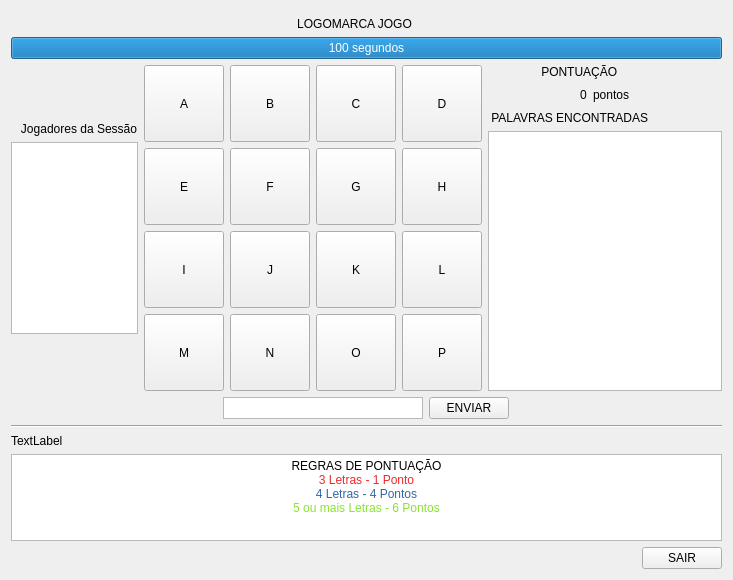
Above: src/screens/telaJogo.ui from franciscotis/BoggleGAME before the change. Below: the same form after it.
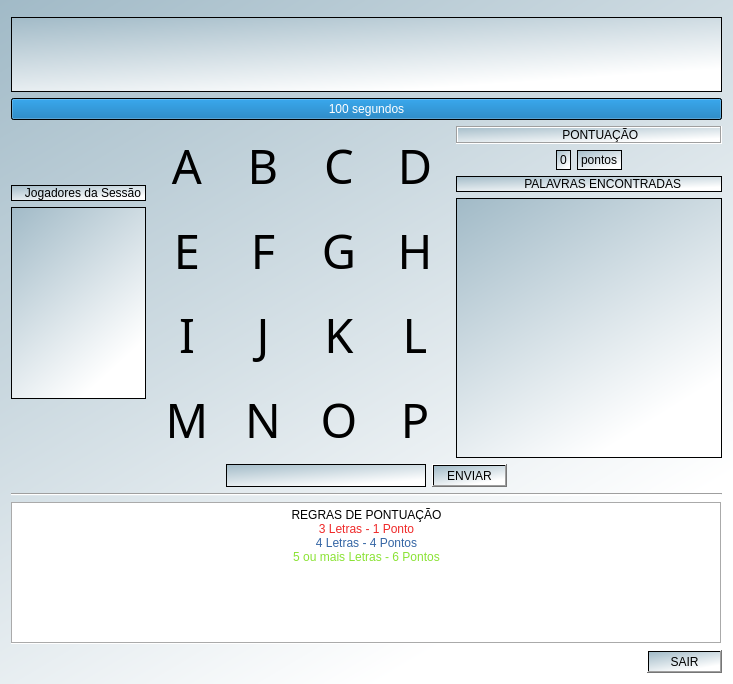
That is the form after the change. Icons and pictures are not drawn.

Commit message:
Tela Jogador Finalizado yay
* Criar Servidor
* Criar Tela para criação de Sessões
* Leitura de arquivo .dic

```diff
--- a/src/screens/telaJogo.ui
+++ b/src/screens/telaJogo.ui
@@ -7,7 +7,7 @@
     <x>0</x>
     <y>0</y>
     <width>733</width>
-    <height>580</height>
+    <height>684</height>
    </rect>
   </property>
   <property name="sizePolicy">
@@ -19,6 +19,9 @@
   <property name="windowTitle">
    <string>Form</string>
   </property>
+  <property name="styleSheet">
+   <string notr="true">background-color: qlineargradient(spread:pad, x1:0, y1:0, x2:0.603, y2:0.943182, stop:0 rgba(161, 186, 199, 255), stop:1 rgba(255, 255, 255, 255));</string>
+  </property>
   <layout class="QVBoxLayout" name="verticalLayout">
    <item>
     <widget class="Line" name="line">
@@ -29,11 +32,45 @@
    </item>
    <item>
     <widget class="QLabel" name="label">
+     <property name="sizePolicy">
+      <sizepolicy hsizetype="MinimumExpanding" vsizetype="MinimumExpanding">
+       <horstretch>0</horstretch>
+       <verstretch>0</verstretch>
+      </sizepolicy>
+     </property>
+     <property name="minimumSize">
+      <size>
+       <width>600</width>
+       <height>75</height>
+      </size>
+     </property>
+     <property name="autoFillBackground">
+      <bool>false</bool>
+     </property>
+     <property name="styleSheet">
+      <string notr="true">image: url(:/newPrefix/img/BoggleIcon.png);</string>
+     </property>
+     <property name="frameShape">
+      <enum>QFrame::Panel</enum>
+     </property>
      <property name="text">
-      <string>                                                                                      LOGOMARCA JOGO</string>
+      <string/>
      </property>
     </widget>
    </item>
+   <item>
+    <spacer name="verticalSpacer_4">
+     <property name="orientation">
+      <enum>Qt::Vertical</enum>
+     </property>
+     <property name="sizeHint" stdset="0">
+      <size>
+       <width>20</width>
+       <height>40</height>
+      </size>
+     </property>
+    </spacer>
+   </item>
    <item>
     <layout class="QHBoxLayout" name="horizontalLayout">
      <item>
@@ -70,6 +107,9 @@
        </item>
        <item>
         <widget class="QLabel" name="JogadoresSessao">
+         <property name="frameShape">
+          <enum>QFrame::Box</enum>
+         </property>
          <property name="text">
           <string>   Jogadores da Sessão</string>
          </property>
@@ -111,209 +151,682 @@
        <item row="0" column="0">
         <widget class="QPushButton" name="letra1">
          <property name="sizePolicy">
-          <sizepolicy hsizetype="Expanding" vsizetype="Expanding">
+          <sizepolicy hsizetype="MinimumExpanding" vsizetype="MinimumExpanding">
            <horstretch>0</horstretch>
            <verstretch>0</verstretch>
           </sizepolicy>
          </property>
+         <property name="minimumSize">
+          <size>
+           <width>70</width>
+           <height>0</height>
+          </size>
+         </property>
+         <property name="font">
+          <font>
+           <family>Kozuka Gothic Pr6N EL</family>
+           <pointsize>35</pointsize>
+           <weight>50</weight>
+           <italic>false</italic>
+           <bold>false</bold>
+           <strikeout>false</strikeout>
+           <kerning>false</kerning>
+          </font>
+         </property>
+         <property name="cursor">
+          <cursorShape>PointingHandCursor</cursorShape>
+         </property>
+         <property name="styleSheet">
+          <string notr="true"/>
+         </property>
          <property name="text">
           <string>A</string>
          </property>
+         <property name="autoDefault">
+          <bool>false</bool>
+         </property>
+         <property name="default">
+          <bool>false</bool>
+         </property>
+         <property name="flat">
+          <bool>true</bool>
+         </property>
         </widget>
        </item>
        <item row="1" column="2">
         <widget class="QPushButton" name="letra7">
          <property name="sizePolicy">
-          <sizepolicy hsizetype="Expanding" vsizetype="Expanding">
+          <sizepolicy hsizetype="MinimumExpanding" vsizetype="MinimumExpanding">
            <horstretch>0</horstretch>
            <verstretch>0</verstretch>
           </sizepolicy>
          </property>
+         <property name="minimumSize">
+          <size>
+           <width>70</width>
+           <height>0</height>
+          </size>
+         </property>
+         <property name="font">
+          <font>
+           <family>Kozuka Gothic Pr6N EL</family>
+           <pointsize>35</pointsize>
+           <weight>50</weight>
+           <italic>false</italic>
+           <bold>false</bold>
+           <strikeout>false</strikeout>
+           <kerning>false</kerning>
+          </font>
+         </property>
+         <property name="cursor">
+          <cursorShape>PointingHandCursor</cursorShape>
+         </property>
          <property name="text">
           <string>G</string>
          </property>
+         <property name="autoDefault">
+          <bool>false</bool>
+         </property>
+         <property name="default">
+          <bool>false</bool>
+         </property>
+         <property name="flat">
+          <bool>true</bool>
+         </property>
         </widget>
        </item>
        <item row="1" column="3">
         <widget class="QPushButton" name="letra8">
          <property name="sizePolicy">
-          <sizepolicy hsizetype="Expanding" vsizetype="Expanding">
+          <sizepolicy hsizetype="MinimumExpanding" vsizetype="MinimumExpanding">
            <horstretch>0</horstretch>
            <verstretch>0</verstretch>
           </sizepolicy>
          </property>
+         <property name="minimumSize">
+          <size>
+           <width>70</width>
+           <height>0</height>
+          </size>
+         </property>
+         <property name="font">
+          <font>
+           <family>Kozuka Gothic Pr6N EL</family>
+           <pointsize>35</pointsize>
+           <weight>50</weight>
+           <italic>false</italic>
+           <bold>false</bold>
+           <strikeout>false</strikeout>
+           <kerning>false</kerning>
+          </font>
+         </property>
+         <property name="cursor">
+          <cursorShape>PointingHandCursor</cursorShape>
+         </property>
          <property name="text">
           <string>H</string>
          </property>
+         <property name="autoDefault">
+          <bool>false</bool>
+         </property>
+         <property name="default">
+          <bool>false</bool>
+         </property>
+         <property name="flat">
+          <bool>true</bool>
+         </property>
         </widget>
        </item>
        <item row="2" column="0">
         <widget class="QPushButton" name="letra9">
          <property name="sizePolicy">
-          <sizepolicy hsizetype="Expanding" vsizetype="Expanding">
+          <sizepolicy hsizetype="MinimumExpanding" vsizetype="MinimumExpanding">
            <horstretch>0</horstretch>
            <verstretch>0</verstretch>
           </sizepolicy>
          </property>
+         <property name="minimumSize">
+          <size>
+           <width>70</width>
+           <height>0</height>
+          </size>
+         </property>
+         <property name="font">
+          <font>
+           <family>Kozuka Gothic Pr6N EL</family>
+           <pointsize>35</pointsize>
+           <weight>50</weight>
+           <italic>false</italic>
+           <bold>false</bold>
+           <strikeout>false</strikeout>
+           <kerning>false</kerning>
+          </font>
+         </property>
+         <property name="cursor">
+          <cursorShape>PointingHandCursor</cursorShape>
+         </property>
          <property name="text">
           <string>I</string>
          </property>
+         <property name="autoDefault">
+          <bool>false</bool>
+         </property>
+         <property name="default">
+          <bool>false</bool>
+         </property>
+         <property name="flat">
+          <bool>true</bool>
+         </property>
         </widget>
        </item>
        <item row="2" column="2">
         <widget class="QPushButton" name="letra11">
          <property name="sizePolicy">
-          <sizepolicy hsizetype="Expanding" vsizetype="Expanding">
+          <sizepolicy hsizetype="MinimumExpanding" vsizetype="MinimumExpanding">
            <horstretch>0</horstretch>
            <verstretch>0</verstretch>
           </sizepolicy>
          </property>
+         <property name="minimumSize">
+          <size>
+           <width>70</width>
+           <height>0</height>
+          </size>
+         </property>
+         <property name="font">
+          <font>
+           <family>Kozuka Gothic Pr6N EL</family>
+           <pointsize>35</pointsize>
+           <weight>50</weight>
+           <italic>false</italic>
+           <bold>false</bold>
+           <strikeout>false</strikeout>
+           <kerning>false</kerning>
+          </font>
+         </property>
+         <property name="cursor">
+          <cursorShape>PointingHandCursor</cursorShape>
+         </property>
          <property name="text">
           <string>K</string>
          </property>
+         <property name="autoDefault">
+          <bool>false</bool>
+         </property>
+         <property name="default">
+          <bool>false</bool>
+         </property>
+         <property name="flat">
+          <bool>true</bool>
+         </property>
         </widget>
        </item>
        <item row="2" column="3">
         <widget class="QPushButton" name="letra12">
          <property name="sizePolicy">
-          <sizepolicy hsizetype="Expanding" vsizetype="Expanding">
+          <sizepolicy hsizetype="MinimumExpanding" vsizetype="MinimumExpanding">
            <horstretch>0</horstretch>
            <verstretch>0</verstretch>
           </sizepolicy>
          </property>
+         <property name="minimumSize">
+          <size>
+           <width>70</width>
+           <height>0</height>
+          </size>
+         </property>
+         <property name="font">
+          <font>
+           <family>Kozuka Gothic Pr6N EL</family>
+           <pointsize>35</pointsize>
+           <weight>50</weight>
+           <italic>false</italic>
+           <bold>false</bold>
+           <strikeout>false</strikeout>
+           <kerning>false</kerning>
+          </font>
+         </property>
+         <property name="cursor">
+          <cursorShape>PointingHandCursor</cursorShape>
+         </property>
          <property name="text">
           <string>L</string>
          </property>
+         <property name="autoDefault">
+          <bool>false</bool>
+         </property>
+         <property name="default">
+          <bool>false</bool>
+         </property>
+         <property name="flat">
+          <bool>true</bool>
+         </property>
         </widget>
        </item>
        <item row="3" column="0">
         <widget class="QPushButton" name="letra13">
          <property name="sizePolicy">
-          <sizepolicy hsizetype="Expanding" vsizetype="Expanding">
+          <sizepolicy hsizetype="MinimumExpanding" vsizetype="MinimumExpanding">
            <horstretch>0</horstretch>
            <verstretch>0</verstretch>
           </sizepolicy>
          </property>
+         <property name="minimumSize">
+          <size>
+           <width>70</width>
+           <height>0</height>
+          </size>
+         </property>
+         <property name="font">
+          <font>
+           <family>Kozuka Gothic Pr6N EL</family>
+           <pointsize>35</pointsize>
+           <weight>50</weight>
+           <italic>false</italic>
+           <bold>false</bold>
+           <strikeout>false</strikeout>
+           <kerning>false</kerning>
+          </font>
+         </property>
+         <property name="cursor">
+          <cursorShape>PointingHandCursor</cursorShape>
+         </property>
          <property name="text">
           <string>M</string>
          </property>
+         <property name="autoDefault">
+          <bool>false</bool>
+         </property>
+         <property name="default">
+          <bool>false</bool>
+         </property>
+         <property name="flat">
+          <bool>true</bool>
+         </property>
         </widget>
        </item>
        <item row="3" column="1">
         <widget class="QPushButton" name="letra14">
          <property name="sizePolicy">
-          <sizepolicy hsizetype="Expanding" vsizetype="Expanding">
+          <sizepolicy hsizetype="MinimumExpanding" vsizetype="MinimumExpanding">
            <horstretch>0</horstretch>
            <verstretch>0</verstretch>
           </sizepolicy>
          </property>
+         <property name="minimumSize">
+          <size>
+           <width>70</width>
+           <height>0</height>
+          </size>
+         </property>
+         <property name="font">
+          <font>
+           <family>Kozuka Gothic Pr6N EL</family>
+           <pointsize>35</pointsize>
+           <weight>50</weight>
+           <italic>false</italic>
+           <bold>false</bold>
+           <strikeout>false</strikeout>
+           <kerning>false</kerning>
+          </font>
+         </property>
+         <property name="cursor">
+          <cursorShape>PointingHandCursor</cursorShape>
+         </property>
          <property name="text">
           <string>N</string>
          </property>
+         <property name="autoDefault">
+          <bool>false</bool>
+         </property>
+         <property name="default">
+          <bool>false</bool>
+         </property>
+         <property name="flat">
+          <bool>true</bool>
+         </property>
         </widget>
        </item>
        <item row="3" column="2">
         <widget class="QPushButton" name="letra15">
          <property name="sizePolicy">
-          <sizepolicy hsizetype="Expanding" vsizetype="Expanding">
+          <sizepolicy hsizetype="MinimumExpanding" vsizetype="MinimumExpanding">
            <horstretch>0</horstretch>
            <verstretch>0</verstretch>
           </sizepolicy>
          </property>
+         <property name="minimumSize">
+          <size>
+           <width>70</width>
+           <height>0</height>
+          </size>
+         </property>
+         <property name="font">
+          <font>
+           <family>Kozuka Gothic Pr6N EL</family>
+           <pointsize>35</pointsize>
+           <weight>50</weight>
+           <italic>false</italic>
+           <bold>false</bold>
+           <strikeout>false</strikeout>
+           <kerning>false</kerning>
+          </font>
+         </property>
+         <property name="cursor">
+          <cursorShape>PointingHandCursor</cursorShape>
+         </property>
          <property name="text">
           <string>O</string>
          </property>
+         <property name="autoDefault">
+          <bool>false</bool>
+         </property>
+         <property name="default">
+          <bool>false</bool>
+         </property>
+         <property name="flat">
+          <bool>true</bool>
+         </property>
         </widget>
        </item>
        <item row="0" column="1">
         <widget class="QPushButton" name="letra2">
          <property name="sizePolicy">
-          <sizepolicy hsizetype="Expanding" vsizetype="Expanding">
+          <sizepolicy hsizetype="MinimumExpanding" vsizetype="MinimumExpanding">
            <horstretch>0</horstretch>
            <verstretch>0</verstretch>
           </sizepolicy>
          </property>
+         <property name="minimumSize">
+          <size>
+           <width>70</width>
+           <height>0</height>
+          </size>
+         </property>
+         <property name="font">
+          <font>
+           <family>Kozuka Gothic Pr6N EL</family>
+           <pointsize>35</pointsize>
+           <weight>50</weight>
+           <italic>false</italic>
+           <bold>false</bold>
+           <strikeout>false</strikeout>
+           <kerning>false</kerning>
+          </font>
+         </property>
+         <property name="cursor">
+          <cursorShape>PointingHandCursor</cursorShape>
+         </property>
          <property name="text">
           <string>B</string>
          </property>
+         <property name="autoDefault">
+          <bool>false</bool>
+         </property>
+         <property name="default">
+          <bool>false</bool>
+         </property>
+         <property name="flat">
+          <bool>true</bool>
+         </property>
         </widget>
        </item>
        <item row="0" column="2">
         <widget class="QPushButton" name="letra3">
          <property name="sizePolicy">
-          <sizepolicy hsizetype="Expanding" vsizetype="Expanding">
+          <sizepolicy hsizetype="MinimumExpanding" vsizetype="MinimumExpanding">
            <horstretch>0</horstretch>
            <verstretch>0</verstretch>
           </sizepolicy>
          </property>
+         <property name="minimumSize">
+          <size>
+           <width>70</width>
+           <height>0</height>
+          </size>
+         </property>
+         <property name="font">
+          <font>
+           <family>Kozuka Gothic Pr6N EL</family>
+           <pointsize>35</pointsize>
+           <weight>50</weight>
+           <italic>false</italic>
+           <bold>false</bold>
+           <strikeout>false</strikeout>
+           <kerning>false</kerning>
+          </font>
+         </property>
+         <property name="cursor">
+          <cursorShape>PointingHandCursor</cursorShape>
+         </property>
          <property name="text">
           <string>C</string>
          </property>
+         <property name="autoDefault">
+          <bool>false</bool>
+         </property>
+         <property name="default">
+          <bool>false</bool>
+         </property>
+         <property name="flat">
+          <bool>true</bool>
+         </property>
         </widget>
        </item>
        <item row="0" column="3">
         <widget class="QPushButton" name="letra4">
+         <property name="enabled">
+          <bool>true</bool>
+         </property>
          <property name="sizePolicy">
-          <sizepolicy hsizetype="Expanding" vsizetype="Expanding">
+          <sizepolicy hsizetype="MinimumExpanding" vsizetype="MinimumExpanding">
            <horstretch>0</horstretch>
            <verstretch>0</verstretch>
           </sizepolicy>
          </property>
+         <property name="minimumSize">
+          <size>
+           <width>70</width>
+           <height>0</height>
+          </size>
+         </property>
+         <property name="font">
+          <font>
+           <family>Kozuka Gothic Pr6N EL</family>
+           <pointsize>35</pointsize>
+           <weight>50</weight>
+           <italic>false</italic>
+           <bold>false</bold>
+           <strikeout>false</strikeout>
+           <kerning>false</kerning>
+          </font>
+         </property>
+         <property name="cursor">
+          <cursorShape>PointingHandCursor</cursorShape>
+         </property>
+         <property name="styleSheet">
+          <string notr="true"/>
+         </property>
          <property name="text">
           <string>D</string>
          </property>
+         <property name="autoDefault">
+          <bool>false</bool>
+         </property>
+         <property name="default">
+          <bool>false</bool>
+         </property>
+         <property name="flat">
+          <bool>true</bool>
+         </property>
         </widget>
        </item>
        <item row="1" column="0">
         <widget class="QPushButton" name="letra5">
          <property name="sizePolicy">
-          <sizepolicy hsizetype="Expanding" vsizetype="Expanding">
+          <sizepolicy hsizetype="MinimumExpanding" vsizetype="MinimumExpanding">
            <horstretch>0</horstretch>
            <verstretch>0</verstretch>
           </sizepolicy>
          </property>
+         <property name="minimumSize">
+          <size>
+           <width>70</width>
+           <height>0</height>
+          </size>
+         </property>
+         <property name="font">
+          <font>
+           <family>Kozuka Gothic Pr6N EL</family>
+           <pointsize>35</pointsize>
+           <weight>50</weight>
+           <italic>false</italic>
+           <bold>false</bold>
+           <strikeout>false</strikeout>
+           <kerning>false</kerning>
+          </font>
+         </property>
+         <property name="cursor">
+          <cursorShape>PointingHandCursor</cursorShape>
+         </property>
          <property name="text">
           <string>E</string>
          </property>
+         <property name="autoDefault">
+          <bool>false</bool>
+         </property>
+         <property name="default">
+          <bool>false</bool>
+         </property>
+         <property name="flat">
+          <bool>true</bool>
+         </property>
         </widget>
        </item>
        <item row="1" column="1">
         <widget class="QPushButton" name="letra6">
          <property name="sizePolicy">
-          <sizepolicy hsizetype="Expanding" vsizetype="Expanding">
+          <sizepolicy hsizetype="MinimumExpanding" vsizetype="MinimumExpanding">
            <horstretch>0</horstretch>
            <verstretch>0</verstretch>
           </sizepolicy>
          </property>
+         <property name="minimumSize">
+          <size>
+           <width>70</width>
+           <height>0</height>
+          </size>
+         </property>
+         <property name="font">
+          <font>
+           <family>Kozuka Gothic Pr6N EL</family>
+           <pointsize>35</pointsize>
+           <weight>50</weight>
+           <italic>false</italic>
+           <bold>false</bold>
+           <strikeout>false</strikeout>
+           <kerning>false</kerning>
+          </font>
+         </property>
+         <property name="cursor">
+          <cursorShape>PointingHandCursor</cursorShape>
+         </property>
          <property name="text">
           <string>F</string>
          </property>
+         <property name="autoDefault">
+          <bool>false</bool>
+         </property>
+         <property name="default">
+          <bool>false</bool>
+         </property>
+         <property name="flat">
+          <bool>true</bool>
+         </property>
         </widget>
        </item>
        <item row="2" column="1">
         <widget class="QPushButton" name="letra10">
          <property name="sizePolicy">
-          <sizepolicy hsizetype="Expanding" vsizetype="Expanding">
+          <sizepolicy hsizetype="MinimumExpanding" vsizetype="MinimumExpanding">
            <horstretch>0</horstretch>
            <verstretch>0</verstretch>
           </sizepolicy>
          </property>
+         <property name="minimumSize">
+          <size>
+           <width>70</width>
+           <height>0</height>
+          </size>
+         </property>
+         <property name="font">
+          <font>
+           <family>Kozuka Gothic Pr6N EL</family>
+           <pointsize>35</pointsize>
+           <weight>50</weight>
+           <italic>false</italic>
+           <bold>false</bold>
+           <strikeout>false</strikeout>
+           <kerning>false</kerning>
+          </font>
+         </property>
+         <property name="cursor">
+          <cursorShape>PointingHandCursor</cursorShape>
+         </property>
          <property name="text">
           <string>J</string>
          </property>
+         <property name="autoDefault">
+          <bool>false</bool>
+         </property>
+         <property name="default">
+          <bool>false</bool>
+         </property>
+         <property name="flat">
+          <bool>true</bool>
+         </property>
         </widget>
        </item>
        <item row="3" column="3">
         <widget class="QPushButton" name="letra16">
          <property name="sizePolicy">
-          <sizepolicy hsizetype="Expanding" vsizetype="Expanding">
+          <sizepolicy hsizetype="MinimumExpanding" vsizetype="MinimumExpanding">
            <horstretch>0</horstretch>
            <verstretch>0</verstretch>
           </sizepolicy>
          </property>
+         <property name="minimumSize">
+          <size>
+           <width>70</width>
+           <height>0</height>
+          </size>
+         </property>
+         <property name="font">
+          <font>
+           <family>Kozuka Gothic Pr6N EL</family>
+           <pointsize>35</pointsize>
+           <weight>50</weight>
+           <italic>false</italic>
+           <bold>false</bold>
+           <strikeout>false</strikeout>
+           <kerning>false</kerning>
+          </font>
+         </property>
+         <property name="cursor">
+          <cursorShape>PointingHandCursor</cursorShape>
+         </property>
          <property name="text">
           <string>P</string>
          </property>
+         <property name="autoDefault">
+          <bool>false</bool>
+         </property>
+         <property name="default">
+          <bool>false</bool>
+         </property>
+         <property name="flat">
+          <bool>true</bool>
+         </property>
         </widget>
        </item>
       </layout>
@@ -322,9 +835,30 @@
       <layout class="QVBoxLayout" name="verticalLayout_2">
        <item>
         <widget class="QLabel" name="Pontuacao">
+         <property name="frameShape">
+          <enum>QFrame::Box</enum>
+         </property>
+         <property name="frameShadow">
+          <enum>QFrame::Sunken</enum>
+         </property>
          <property name="text">
           <string>                PONTUAÇÃO</string>
          </property>
+         <property name="scaledContents">
+          <bool>false</bool>
+         </property>
+         <property name="wordWrap">
+          <bool>false</bool>
+         </property>
+         <property name="margin">
+          <number>0</number>
+         </property>
+         <property name="indent">
+          <number>51</number>
+         </property>
+         <property name="textInteractionFlags">
+          <set>Qt::NoTextInteraction</set>
+         </property>
         </widget>
        </item>
        <item>
@@ -344,6 +878,9 @@
          </item>
          <item>
           <widget class="QLabel" name="pontosEdit">
+           <property name="frameShape">
+            <enum>QFrame::Box</enum>
+           </property>
            <property name="text">
             <string>0</string>
            </property>
@@ -351,6 +888,9 @@
          </item>
          <item>
           <widget class="QLabel" name="points">
+           <property name="frameShape">
+            <enum>QFrame::Box</enum>
+           </property>
            <property name="text">
             <string>pontos</string>
            </property>
@@ -373,9 +913,15 @@
        </item>
        <item>
         <widget class="QLabel" name="label_3">
+         <property name="frameShape">
+          <enum>QFrame::Box</enum>
+         </property>
          <property name="text">
           <string> PALAVRAS ENCONTRADAS</string>
          </property>
+         <property name="indent">
+          <number>64</number>
+         </property>
         </widget>
        </item>
        <item>
@@ -503,18 +1049,23 @@
      </property>
     </widget>
    </item>
-   <item>
-    <widget class="QLabel" name="label_2">
-     <property name="text">
-      <string>TextLabel</string>
-     </property>
-    </widget>
-   </item>
    <item>
     <widget class="QTextEdit" name="regraPont">
      <property name="cursor" stdset="0">
       <cursorShape>CrossCursor</cursorShape>
      </property>
+     <property name="styleSheet">
+      <string notr="true">background-color: rgb(255, 255, 255);</string>
+     </property>
+     <property name="frameShape">
+      <enum>QFrame::Box</enum>
+     </property>
+     <property name="verticalScrollBarPolicy">
+      <enum>Qt::ScrollBarAlwaysOff</enum>
+     </property>
+     <property name="horizontalScrollBarPolicy">
+      <enum>Qt::ScrollBarAlwaysOff</enum>
+     </property>
      <property name="undoRedoEnabled">
       <bool>false</bool>
      </property>
@@ -525,11 +1076,11 @@
       <string>&lt;!DOCTYPE HTML PUBLIC &quot;-//W3C//DTD HTML 4.0//EN&quot; &quot;http://www.w3.org/TR/REC-html40/strict.dtd&quot;&gt;
 &lt;html&gt;&lt;head&gt;&lt;meta name=&quot;qrichtext&quot; content=&quot;1&quot; /&gt;&lt;style type=&quot;text/css&quot;&gt;
 p, li { white-space: pre-wrap; }
-&lt;/style&gt;&lt;/head&gt;&lt;body style=&quot; font-family:'Ubuntu'; font-size:11pt; font-weight:400; font-style:normal;&quot;&gt;
-&lt;p align=&quot;center&quot; style=&quot; margin-top:0px; margin-bottom:0px; margin-left:0px; margin-right:0px; -qt-block-indent:0; text-indent:0px;&quot;&gt;&lt;span style=&quot; font-size:9pt;&quot;&gt;REGRAS DE PONTUAÇÃO&lt;/span&gt;&lt;/p&gt;
-&lt;p align=&quot;center&quot; style=&quot; margin-top:0px; margin-bottom:0px; margin-left:0px; margin-right:0px; -qt-block-indent:0; text-indent:0px;&quot;&gt;&lt;span style=&quot; font-size:9pt; color:#ef2929;&quot;&gt;3 Letras - 1 Ponto&lt;/span&gt;&lt;/p&gt;
-&lt;p align=&quot;center&quot; style=&quot; margin-top:0px; margin-bottom:0px; margin-left:0px; margin-right:0px; -qt-block-indent:0; text-indent:0px;&quot;&gt;&lt;span style=&quot; font-size:9pt; color:#3465a4;&quot;&gt;4 Letras - 4 Pontos&lt;/span&gt;&lt;/p&gt;
-&lt;p align=&quot;center&quot; style=&quot; margin-top:0px; margin-bottom:0px; margin-left:0px; margin-right:0px; -qt-block-indent:0; text-indent:0px;&quot;&gt;&lt;span style=&quot; font-size:9pt; color:#8ae234;&quot;&gt;5 ou mais Letras - 6 Pontos&lt;/span&gt;&lt;/p&gt;&lt;/body&gt;&lt;/html&gt;</string>
+&lt;/style&gt;&lt;/head&gt;&lt;body style=&quot; font-family:'MS Shell Dlg 2'; font-size:8.25pt; font-weight:400; font-style:normal;&quot;&gt;
+&lt;p align=&quot;center&quot; style=&quot; margin-top:0px; margin-bottom:0px; margin-left:0px; margin-right:0px; -qt-block-indent:0; text-indent:0px;&quot;&gt;&lt;span style=&quot; font-family:'Ubuntu'; font-size:9pt;&quot;&gt;REGRAS DE PONTUAÇÃO&lt;/span&gt;&lt;/p&gt;
+&lt;p align=&quot;center&quot; style=&quot; margin-top:0px; margin-bottom:0px; margin-left:0px; margin-right:0px; -qt-block-indent:0; text-indent:0px;&quot;&gt;&lt;span style=&quot; font-family:'Ubuntu'; font-size:9pt; color:#ef2929;&quot;&gt;3 Letras - 1 Ponto&lt;/span&gt;&lt;/p&gt;
+&lt;p align=&quot;center&quot; style=&quot; margin-top:0px; margin-bottom:0px; margin-left:0px; margin-right:0px; -qt-block-indent:0; text-indent:0px;&quot;&gt;&lt;span style=&quot; font-family:'Ubuntu'; font-size:9pt; color:#3465a4;&quot;&gt;4 Letras - 4 Pontos&lt;/span&gt;&lt;/p&gt;
+&lt;p align=&quot;center&quot; style=&quot; margin-top:0px; margin-bottom:0px; margin-left:0px; margin-right:0px; -qt-block-indent:0; text-indent:0px;&quot;&gt;&lt;span style=&quot; font-family:'Ubuntu'; font-size:9pt; color:#8ae234;&quot;&gt;5 ou mais Letras - 6 Pontos&lt;/span&gt;&lt;/p&gt;&lt;/body&gt;&lt;/html&gt;</string>
      </property>
     </widget>
    </item>
```
Left out of the diff: 4 changed lines with no effect on the pictures. The commit also changes 6 other files.
